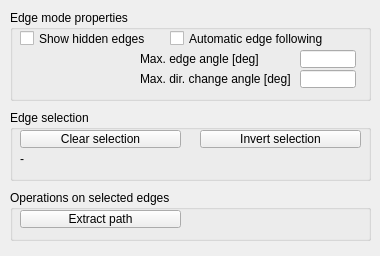
Qt form ui/qdlgedgeedit.ui (CoppeliaRobotics/coppeliaSimLib) before a commit.
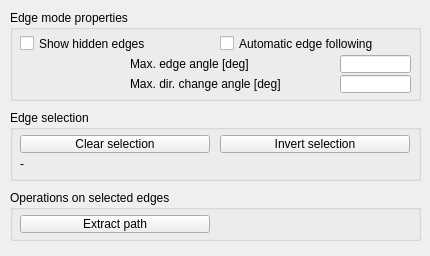
The same form after that commit.

```diff
--- a/ui/qdlgedgeedit.ui
+++ b/ui/qdlgedgeedit.ui
@@ -6,7 +6,7 @@
    <rect>
     <x>0</x>
     <y>0</y>
-    <width>380</width>
+    <width>430</width>
     <height>256</height>
    </rect>
   </property>
@@ -21,7 +21,7 @@
     <rect>
      <x>10</x>
      <y>190</y>
-     <width>361</width>
+     <width>411</width>
      <height>51</height>
     </rect>
    </property>
@@ -35,8 +35,8 @@
     <property name="geometry">
      <rect>
       <x>10</x>
-      <y>20</y>
-      <width>161</width>
+      <y>25</y>
+      <width>190</width>
       <height>18</height>
      </rect>
     </property>
@@ -53,7 +53,7 @@
     <rect>
      <x>10</x>
      <y>10</y>
-     <width>361</width>
+     <width>411</width>
      <height>91</height>
     </rect>
    </property>
@@ -67,8 +67,8 @@
     <property name="geometry">
      <rect>
       <x>10</x>
-      <y>20</y>
-      <width>161</width>
+      <y>25</y>
+      <width>191</width>
       <height>17</height>
      </rect>
     </property>
@@ -82,9 +82,9 @@
    <widget class="QCheckBox" name="qqAutoFollowing">
     <property name="geometry">
      <rect>
-      <x>160</x>
-      <y>20</y>
-      <width>161</width>
+      <x>210</x>
+      <y>25</y>
+      <width>201</width>
       <height>17</height>
      </rect>
     </property>
@@ -98,9 +98,9 @@
    <widget class="QLabel" name="label">
     <property name="geometry">
      <rect>
-      <x>130</x>
-      <y>40</y>
-      <width>161</width>
+      <x>120</x>
+      <y>45</y>
+      <width>211</width>
       <height>18</height>
      </rect>
     </property>
@@ -111,9 +111,9 @@
    <widget class="QLineEdit" name="qqEdgeAngle">
     <property name="geometry">
      <rect>
-      <x>290</x>
-      <y>40</y>
-      <width>56</width>
+      <x>330</x>
+      <y>45</y>
+      <width>71</width>
       <height>18</height>
      </rect>
     </property>
@@ -121,9 +121,9 @@
    <widget class="QLabel" name="label_2">
     <property name="geometry">
      <rect>
-      <x>130</x>
-      <y>60</y>
-      <width>161</width>
+      <x>120</x>
+      <y>65</y>
+      <width>211</width>
       <height>18</height>
      </rect>
     </property>
@@ -134,9 +134,9 @@
    <widget class="QLineEdit" name="qqDirectionChangeAngle">
     <property name="geometry">
      <rect>
-      <x>290</x>
-      <y>60</y>
-      <width>56</width>
+      <x>330</x>
+      <y>65</y>
+      <width>71</width>
       <height>18</height>
      </rect>
     </property>
@@ -147,7 +147,7 @@
     <rect>
      <x>10</x>
      <y>110</y>
-     <width>361</width>
+     <width>411</width>
      <height>71</height>
     </rect>
    </property>
@@ -161,8 +161,8 @@
     <property name="geometry">
      <rect>
       <x>10</x>
-      <y>20</y>
-      <width>161</width>
+      <y>25</y>
+      <width>190</width>
       <height>18</height>
      </rect>
     </property>
@@ -176,9 +176,9 @@
    <widget class="QToolButton" name="qqInvertSelection">
     <property name="geometry">
      <rect>
-      <x>190</x>
-      <y>20</y>
-      <width>161</width>
+      <x>210</x>
+      <y>25</y>
+      <width>190</width>
       <height>18</height>
      </rect>
     </property>
@@ -193,8 +193,8 @@
     <property name="geometry">
      <rect>
       <x>10</x>
-      <y>40</y>
-      <width>341</width>
+      <y>45</y>
+      <width>401</width>
       <height>18</height>
      </rect>
     </property>
```
